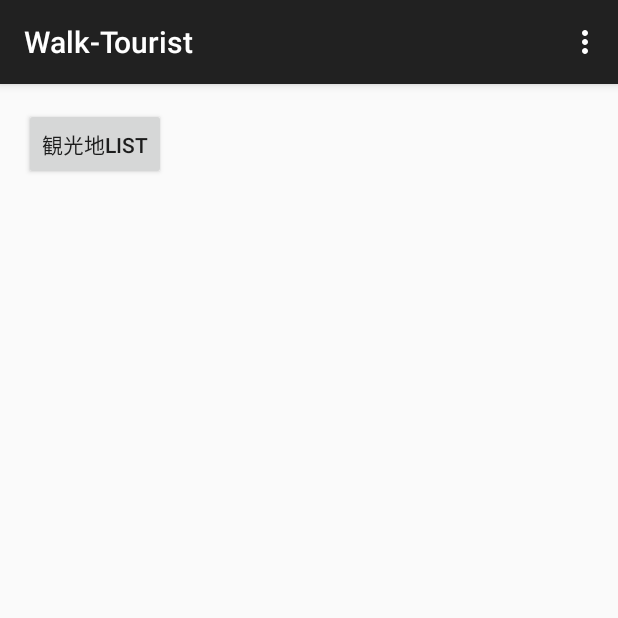
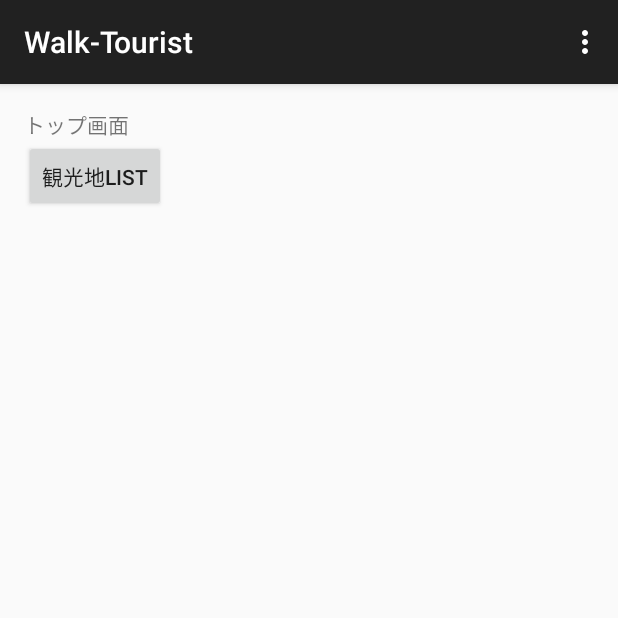
Before and after one commit to walk-tourist/WT, an Android app: the screen it shows after launch (MainActivity), on a phone screen of 412 x 824 dp, the top half of it. Run offline under Robolectric (Android 15) with nearby library versions, the phone set to English and light mode, and no system bars.

Commit message:
commit test from my home.

```diff
--- a/WT/Walk-Tourist/app/src/main/res/layout/activity_main.xml
+++ b/WT/Walk-Tourist/app/src/main/res/layout/activity_main.xml
@@ -5,10 +5,22 @@
     android:paddingTop="@dimen/activity_vertical_margin"
     android:paddingBottom="@dimen/activity_vertical_margin" tools:context=".MainActivity">
 
-    <Button
-        android:id="@+id/button_tourist_spot"
-        android:text="観光地List"
-        android:layout_width="wrap_content"
-        android:layout_height="wrap_content" />
+
+    <LinearLayout
+        android:layout_width="match_parent"
+        android:layout_height="wrap_content"
+        android:orientation="vertical">
+
+        <TextView
+            android:layout_width="match_parent"
+            android:layout_height="wrap_content"
+            android:text="トップ画面"/>
+
+        <Button
+            android:id="@+id/button_tourist_spot"
+            android:text="観光地List"
+            android:layout_width="wrap_content"
+            android:layout_height="wrap_content" />
+    </LinearLayout>
 
 </RelativeLayout>
```
